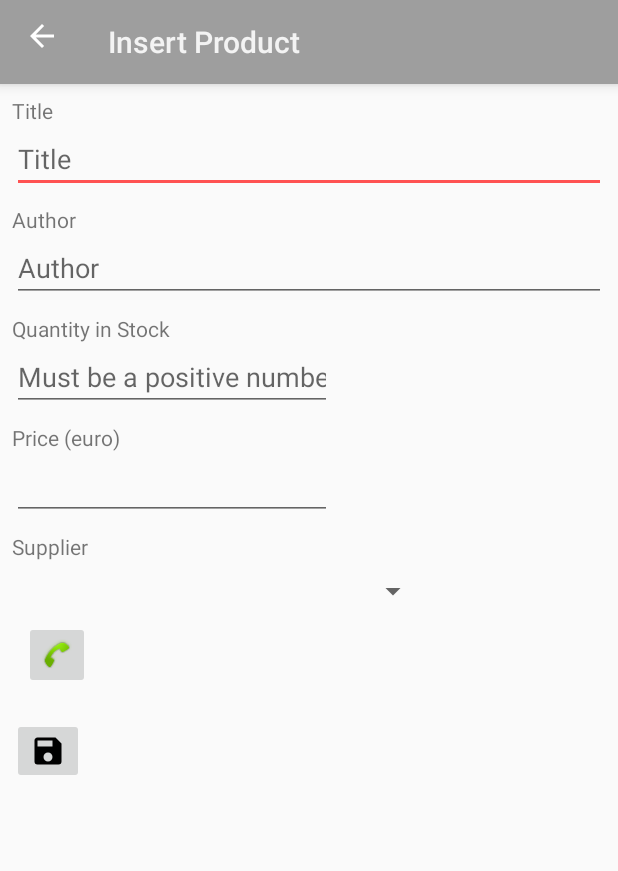
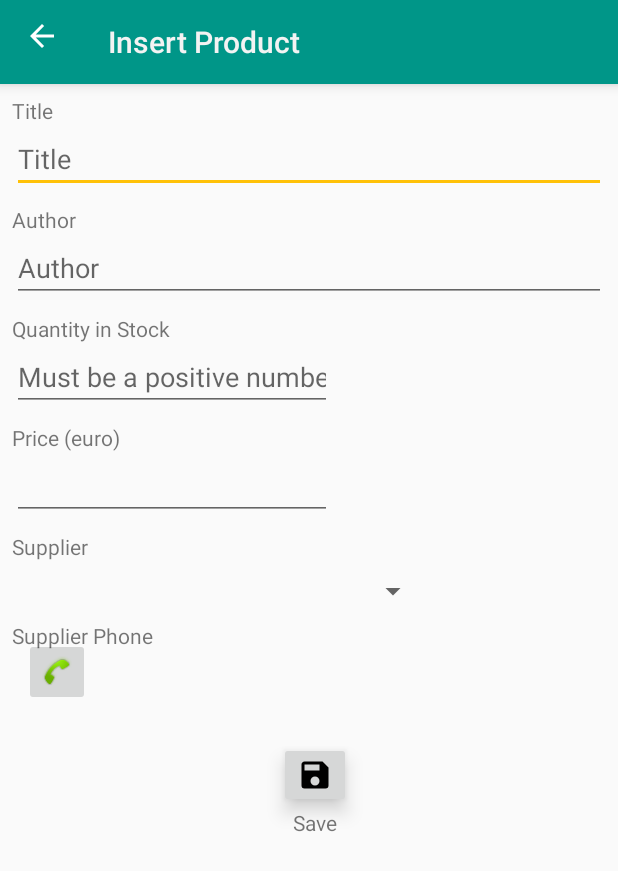
Before and after one commit to litur/BookStoreApp, an Android app: the ProductEditActivity screen opened directly, with no data from a screen before it, on a phone screen of 412 x 824 dp. Shown: the top 871 px of the screen. Run offline under Robolectric (Android 15) with nearby library versions, the phone set to English and light mode, and no system bars; 4 statements that could not run were skipped.

Commit message:
Changed material design Colors, some small improvements to the UI

```diff
--- a/app/src/main/java/com/example/android/bookstoreapp/BookCursorAdapter.java
+++ b/app/src/main/java/com/example/android/bookstoreapp/BookCursorAdapter.java
@@ -107,7 +107,7 @@ public class BookCursorAdapter extends CursorAdapter {
             quantityTV.setBackgroundColor(context.getResources().getColor(R.color.green));
         } else {
             strQuantity = context.getString(R.string.out_of_stock);
-            quantityTV.setBackgroundColor(context.getResources().getColor(R.color.primary_dark));
+            quantityTV.setBackgroundColor(context.getResources().getColor(R.color.product_not_available));
         }
 
 
--- a/app/src/main/java/com/example/android/bookstoreapp/ProductEditActivity.java
+++ b/app/src/main/java/com/example/android/bookstoreapp/ProductEditActivity.java
@@ -45,6 +45,9 @@ public class ProductEditActivity extends AppCompatActivity implements LoaderMana
     private ImageButton addButton;
     private ImageButton removeButton;
     private ImageButton phoneButton;
+    private TextView deleteLabel;
+    private TextView addLabel;
+    private TextView removeLabel;
 
     private Spinner supplierSpinner;
     private ArrayAdapter<String> mSpinAdapter;
@@ -84,6 +87,9 @@ public class ProductEditActivity extends AppCompatActivity implements LoaderMana
         phoneButton = findViewById(R.id.phoneButton);
         supplierSpinner = findViewById(R.id.supplierSpinner);
         supplierPhoneTV = findViewById(R.id.SupplierPhoneTV);
+        deleteLabel = findViewById(R.id.deleteLabel);
+        addLabel = findViewById(R.id.AddLabel);
+        removeLabel = findViewById(R.id.RemoveLabel);
 
         // Examine the intent that was used to launch this activity,
         // in order to figure out if we're creating a new item or editing an existing one.
@@ -98,6 +104,9 @@ public class ProductEditActivity extends AppCompatActivity implements LoaderMana
             deleteButton.setVisibility(View.GONE);
             addButton.setVisibility(View.GONE);
             removeButton.setVisibility(View.GONE);
+            deleteLabel.setVisibility(View.GONE);
+            addLabel.setVisibility(View.GONE);
+            removeLabel.setVisibility(View.GONE);
         } else {
             myActionBar.setTitle(getString(R.string.editor_activity_title_edit_product));
             // Initialize a loader to read the product/book data from the database
--- a/app/src/main/res/layout/activity_product_edit.xml
+++ b/app/src/main/res/layout/activity_product_edit.xml
@@ -128,6 +128,9 @@
             android:layout_marginLeft="8dp"
             android:layout_marginStart="8dp"
             android:layout_marginTop="32dp"
+            android:elevation="@dimen/small_dimen"
+            app:layout_constraintEnd_toStartOf="@+id/deleteBtn"
+            app:layout_constraintHorizontal_bias="0.5"
             app:layout_constraintStart_toStartOf="parent"
             app:layout_constraintTop_toBottomOf="@+id/SupplierPhoneTV"
             app:srcCompat="@drawable/ic_content_save" />
@@ -139,6 +142,9 @@
             android:layout_marginLeft="8dp"
             android:layout_marginStart="8dp"
             android:layout_marginTop="32dp"
+            android:elevation="@dimen/small_dimen"
+            app:layout_constraintEnd_toStartOf="@+id/addBtn"
+            app:layout_constraintHorizontal_bias="0.5"
             app:layout_constraintStart_toEndOf="@+id/saveBtn"
             app:layout_constraintTop_toBottomOf="@+id/SupplierPhoneTV"
             app:srcCompat="@drawable/ic_delete" />
@@ -150,6 +156,9 @@
             android:layout_marginLeft="8dp"
             android:layout_marginStart="8dp"
             android:layout_marginTop="32dp"
+            android:elevation="@dimen/small_dimen"
+            app:layout_constraintEnd_toStartOf="@+id/removeBtn"
+            app:layout_constraintHorizontal_bias="0.5"
             app:layout_constraintStart_toEndOf="@+id/deleteBtn"
             app:layout_constraintTop_toBottomOf="@+id/SupplierPhoneTV"
             app:srcCompat="@drawable/ic_plus_box" />
@@ -161,6 +170,9 @@
             android:layout_marginLeft="8dp"
             android:layout_marginStart="8dp"
             android:layout_marginTop="32dp"
+            android:elevation="@dimen/small_dimen"
+            app:layout_constraintEnd_toEndOf="parent"
+            app:layout_constraintHorizontal_bias="0.5"
             app:layout_constraintStart_toEndOf="@+id/addBtn"
             app:layout_constraintTop_toBottomOf="@+id/SupplierPhoneTV"
             app:srcCompat="@drawable/ic_minus_box" />
@@ -193,9 +205,9 @@
             android:layout_marginLeft="8dp"
             android:layout_marginStart="8dp"
             android:autoLink="phone"
-            app:layout_constraintBottom_toBottomOf="@+id/phoneButton"
+            android:textAppearance="@android:style/TextAppearance.Material.Large"
             app:layout_constraintStart_toStartOf="parent"
-            app:layout_constraintTop_toTopOf="@+id/phoneButton"
+            app:layout_constraintTop_toBottomOf="@+id/supplierPhoneLabelTV"
             tools:text="333229911" />
 
         <ImageButton
@@ -204,10 +216,59 @@
             android:layout_height="wrap_content"
             android:layout_marginLeft="8dp"
             android:layout_marginStart="8dp"
+            app:layout_constraintBottom_toBottomOf="@+id/SupplierPhoneTV"
+            app:layout_constraintStart_toEndOf="@+id/SupplierPhoneTV"
+            app:layout_constraintTop_toTopOf="@+id/SupplierPhoneTV"
+            app:srcCompat="@android:drawable/stat_sys_phone_call" />
+
+        <TextView
+            android:id="@+id/supplierPhoneLabelTV"
+            android:layout_width="wrap_content"
+            android:layout_height="wrap_content"
+            android:layout_marginLeft="8dp"
+            android:layout_marginStart="8dp"
             android:layout_marginTop="8dp"
-            app:layout_constraintStart_toEndOf="@+id/SupplierPhoneTV"
-            app:layout_constraintTop_toBottomOf="@+id/supplierSpinner"
-            app:srcCompat="@android:drawable/stat_sys_phone_call" />
+            android:text="@string/EditProductSupplierPhoneLabel"
+            app:layout_constraintStart_toStartOf="parent"
+            app:layout_constraintTop_toBottomOf="@+id/supplierSpinner" />
+
+        <TextView
+            android:id="@+id/SaveLabel"
+            android:layout_width="wrap_content"
+            android:layout_height="wrap_content"
+            android:layout_marginBottom="8dp"
+            android:text="Save"
+            app:layout_constraintBottom_toBottomOf="parent"
+            app:layout_constraintEnd_toEndOf="@+id/saveBtn"
+            app:layout_constraintStart_toStartOf="@+id/saveBtn"
+            app:layout_constraintTop_toBottomOf="@+id/saveBtn" />
+
+        <TextView
+            android:id="@+id/deleteLabel"
+            android:layout_width="wrap_content"
+            android:layout_height="wrap_content"
+            android:text="Delete"
+            app:layout_constraintEnd_toEndOf="@+id/deleteBtn"
+            app:layout_constraintStart_toStartOf="@+id/deleteBtn"
+            app:layout_constraintTop_toBottomOf="@+id/deleteBtn" />
+
+        <TextView
+            android:id="@+id/AddLabel"
+            android:layout_width="wrap_content"
+            android:layout_height="wrap_content"
+            android:text="Add"
+            app:layout_constraintEnd_toEndOf="@+id/addBtn"
+            app:layout_constraintStart_toStartOf="@+id/addBtn"
+            app:layout_constraintTop_toBottomOf="@+id/addBtn" />
+
+        <TextView
+            android:id="@+id/RemoveLabel"
+            android:layout_width="wrap_content"
+            android:layout_height="wrap_content"
+            android:text="Remove"
+            app:layout_constraintEnd_toEndOf="@+id/removeBtn"
+            app:layout_constraintStart_toStartOf="@+id/removeBtn"
+            app:layout_constraintTop_toBottomOf="@+id/removeBtn" />
 
 
     </android.support.constraint.ConstraintLayout>
--- a/app/src/main/res/values/colors.xml
+++ b/app/src/main/res/values/colors.xml
@@ -1,13 +1,15 @@
 <?xml version="1.0" encoding="utf-8"?>
 <resources>
     <!-- Palette generated by Material Palette - materialpalette.com/grey/red -->
-    <color name="primary">#9E9E9E</color>
-    <color name="primary_dark">#616161</color>
-    <color name="primary_light">#F5F5F5</color>
-    <color name="accent">#FF5252</color>
+
+    <color name="product_not_available">#616161</color>
+    <color name="green">#388e3c</color>
+    <color name="primary">#009688</color>
+    <color name="primary_dark">#00796B</color>
+    <color name="primary_light">#B2DFDB</color>
+    <color name="accent">#FFC107</color>
     <color name="primary_text">#212121</color>
     <color name="secondary_text">#757575</color>
-    <color name="icons">#212121</color>
+    <color name="icons">#FFFFFF</color>
     <color name="divider">#BDBDBD</color>
-    <color name="green">#388e3c</color>
 </resources>
--- a/app/src/main/res/values/strings.xml
+++ b/app/src/main/res/values/strings.xml
@@ -38,6 +38,7 @@
     <string name="EditProductQuantityLabel">Quantity in Stock</string>
     <string name="EditProductAuthorLabel">Author</string>
     <string name="EditProductTitleLabel">Title</string>
+    <string name="EditProductSupplierPhoneLabel">Supplier Phone</string>
     <string name="EditProductTitleEmptyWarning">Please insert a title for the book</string>
     <string name="EditProductAuthorEmptyWarning">Please insert an author for the book</string>
     <string name="EditProductQuantityEmptyWarning">Please insert a quantity for the book</string>
@@ -61,4 +62,5 @@
     <string name="settings_order_by_quantity_ASC_label">Quantity in Stock</string>
     <string name="settings_order_by_quantity_ASC_value" translatable="false">quantity_ASC</string>
 
+
 </resources>
```
Also changed, not shown: app/src/main/res/drawable/ic_empty_bookshelf.xml (+25 -25 lines).
